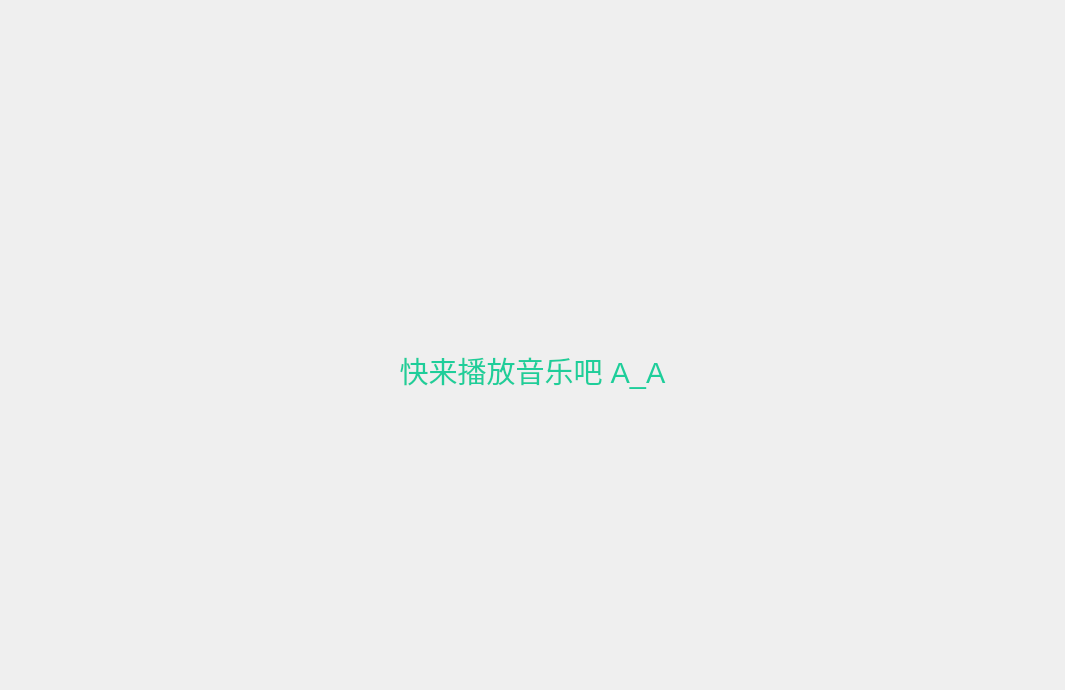
Above: lrcpage.ui from havefunli/MiniMusicPlayer before the change. Below: the same form after it.
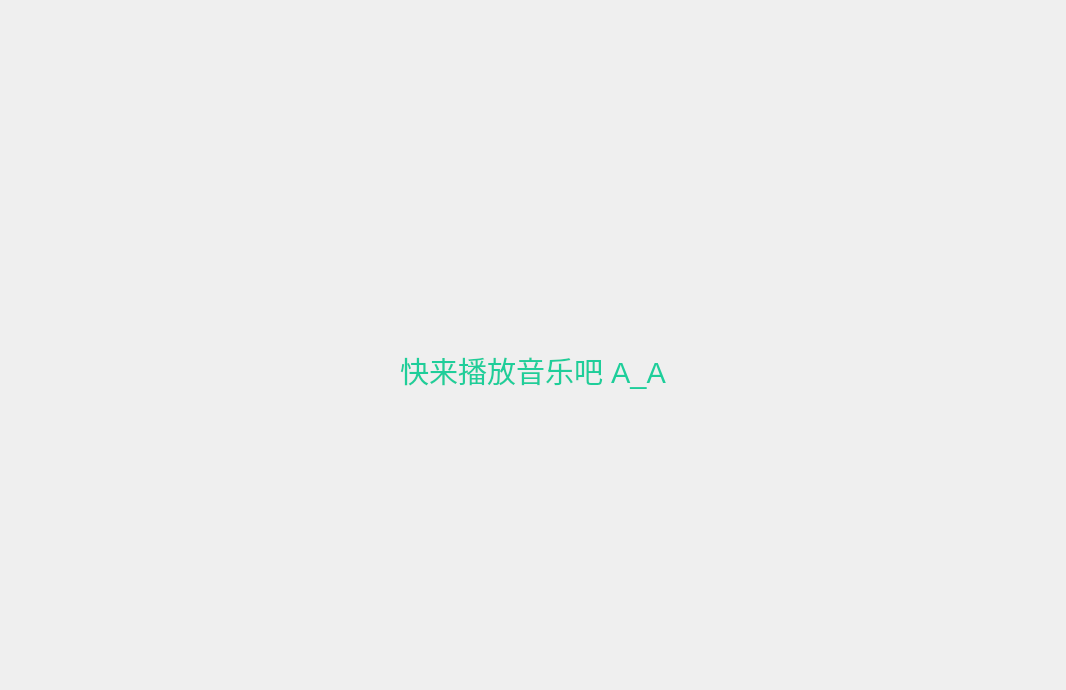
That is the form after the change. Icons and pictures are not drawn.

The edit to the form file:
```diff
--- a/lrcpage.ui
+++ b/lrcpage.ui
@@ -6,10 +6,15 @@
    <rect>
     <x>0</x>
     <y>0</y>
-    <width>1065</width>
+    <width>1066</width>
     <height>690</height>
    </rect>
   </property>
+  <property name="font">
+   <font>
+    <pointsize>12</pointsize>
+   </font>
+  </property>
   <property name="windowTitle">
    <string>Form</string>
   </property>
@@ -139,7 +144,7 @@
               <property name="font">
                <font>
                 <family>Segoe UI</family>
-                <pointsize>16</pointsize>
+                <pointsize>12</pointsize>
                 <weight>75</weight>
                 <bold>true</bold>
                </font>
@@ -159,7 +164,7 @@
              <widget class="QLabel" name="musicName">
               <property name="font">
                <font>
-                <pointsize>16</pointsize>
+                <pointsize>12</pointsize>
                </font>
               </property>
               <property name="styleSheet">
```
